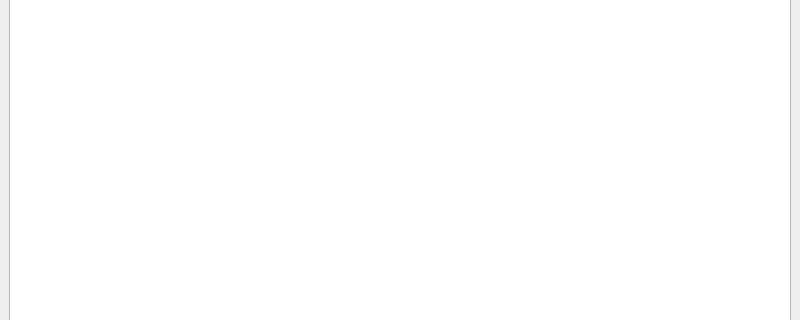
The window that client/cmd.ui (Tokiwa-17/ftp) describes before a commit, drawn with Qt 5; both pictures show x 0 to 800 and y 85 to 405 of the 800 by 632 pixel window.
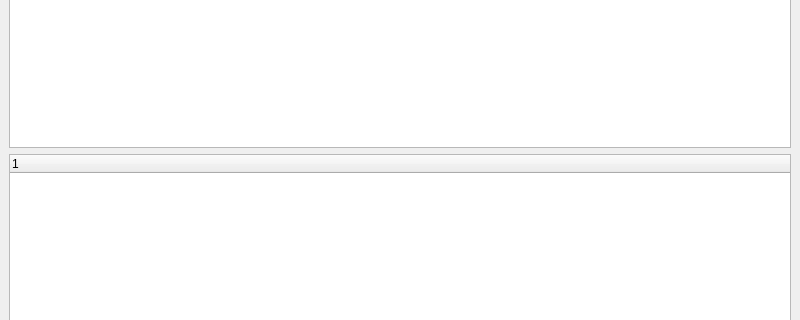
The same window after the commit.

What changed in the file:
```diff
--- a/client/cmd.ui
+++ b/client/cmd.ui
@@ -18,6 +18,15 @@
     <item>
      <widget class="QTextBrowser" name="textBrowser"/>
     </item>
+    <item>
+     <widget class="QTreeWidget" name="file_list_treeWidget">
+      <column>
+       <property name="text">
+        <string notr="true">1</string>
+       </property>
+      </column>
+     </widget>
+    </item>
     <item>
      <layout class="QHBoxLayout" name="horizontalLayout">
       <item>
```
